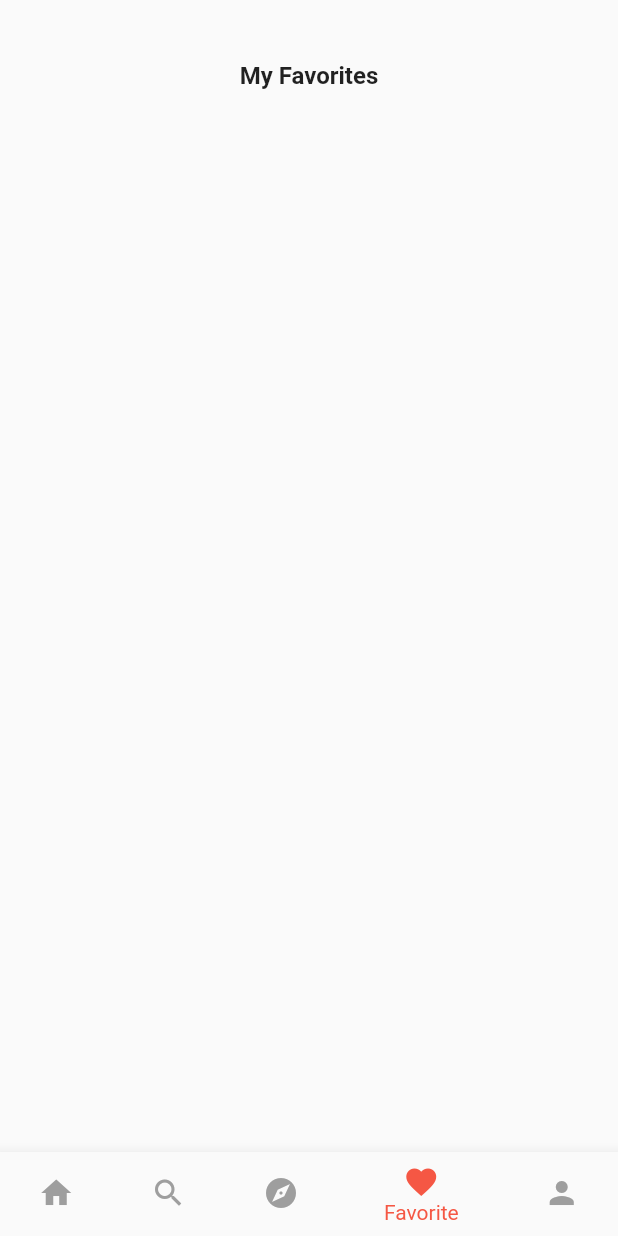
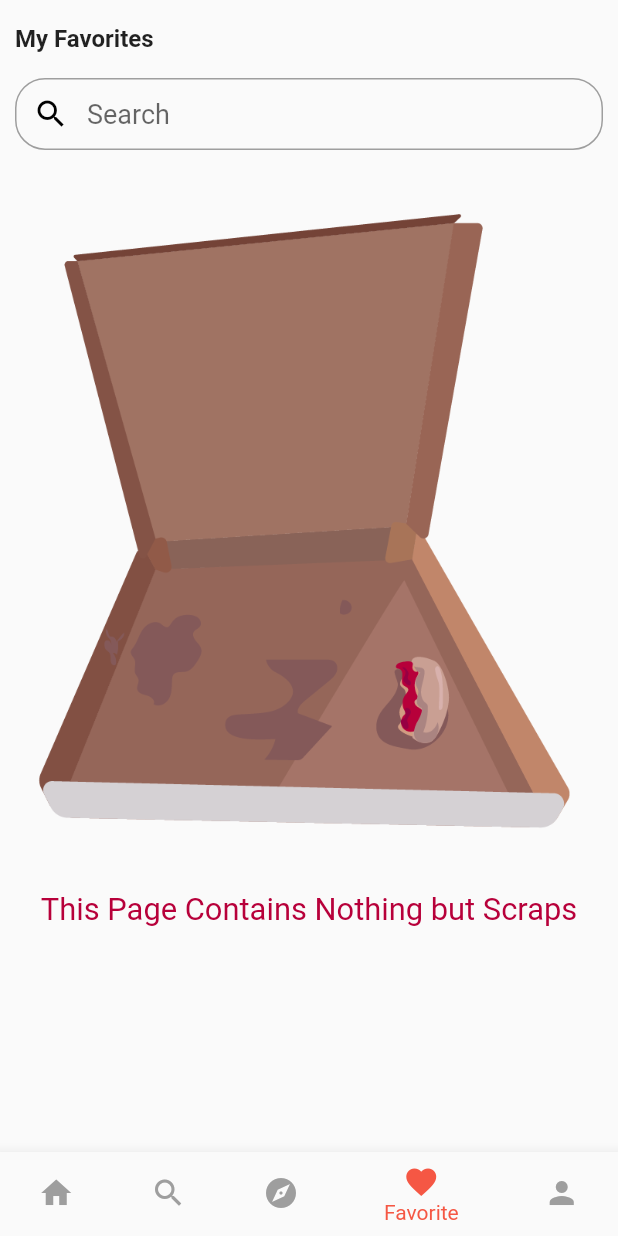
Before and after one commit to Hegazy02/foodcon, a Flutter app: the masterPage screen opened by its route, item 4 of the bottom bar chosen, on a phone screen of 412 x 824 dp. Run offline on Flutter 3.47's test engine with Material 2 defaults, Android fonts, the phone set to English and light mode, and no system bars; our stand-ins replace flutter_staggered_animations, sizer.

Commit message:
favorite page

```diff
--- a/lib/Pages/MainPages/FavoritePage.dart
+++ b/lib/Pages/MainPages/FavoritePage.dart
@@ -13,21 +13,50 @@ class FavoritePage extends StatelessWidget {
 
   @override
   Widget build(BuildContext context) {
-    return Column(
-      crossAxisAlignment: CrossAxisAlignment.center,
+    return ListView(
       children: [
         SizedBox(
-          height: 5.h,
+          height: 2.h,
         ),
-        Text(
+        Padding(
+          padding: EdgeInsets.only(left: 10),
+          child: Text(
             'My Favorites',
             style: TextStyle(fontSize: 16, fontWeight: FontWeight.bold),
           ),
-        Expanded(child: Consumer<FilterProv>(
+        ),
+        SizedBox(
+          height: 2.h,
+        ),
+        Consumer<FilterProv>(
+          builder: (context, valprov, child) {
+            return CustomSearchBar(
+              onChanged: (value) {
+                valprov.searchFav = valprov.fav.where((element) {
+                  return element['title']
+                      .toString()
+                      .startsWith(value.toString());
+                }).toList();
+                valprov.searchFav = value.isEmpty ? [] : valprov.searchFav;
+                print("********${valprov.searchFav}");
+              },
+            );
+          },
+        ),
+        Consumer<FilterProv>(
           builder: (context, value, child) {
-            return AnimationLimiter(
+            List ll = value.searchFav.isEmpty ? value.fav : value.searchFav;
+            return ll.length > 0
+                ? Column(
+                    children: [
+                      SizedBox(
+                        height: 2.h,
+                      ),
+                      AnimationLimiter(
                         child: ListView.builder(
-                itemCount: value.fav.length,
+                          shrinkWrap: true,
+                          physics: ClampingScrollPhysics(),
+                          itemCount: ll.length,
                           padding: EdgeInsets.all(0),
                           itemBuilder: (context, index) {
                             return AnimationConfiguration.staggeredList(
@@ -37,18 +66,25 @@ class FavoritePage extends StatelessWidget {
                                 verticalOffset: 50.0,
                                 child: FadeInAnimation(
                                   child: CustomTile(
-                          title: value.fav[index]['title'],
-                          image: value.fav[index]['image'],
-                          category: value.fav[index]['category'],
-                          chefAvatar: value.fav[index]['chefAvatar'],
-                          chefName: value.fav[index]['chefName'],
-                          isLiked: value.fav[index]['isLiked'],
+                                    title: ll[index]['title'],
+                                    image: ll[index]['image'],
+                                    category: ll[index]['category'],
+                                    chefAvatar: ll[index]['chefAvatar'],
+                                    chefName: ll[index]['chefName'],
+                                    isLiked: ll[index]['isLiked'],
                                     trailing: SizedBox(
                                         width: 60,
                                         child: IconButton(
                                             onPressed: () {
-                                    value.removeFave = value.fav[index];
-                                    print(value.fil2);
+                                              value.removeFave = ll[index];
+                                              if (value.searchFav.isNotEmpty) {
+                                                value.removeSearchFave =
+                                                    ll[index];
+                                              }
+
+                                              print("******${value.searchFav}");
+                                              print("******${ll}");
+                                              print("******${value.fav}");
                                             },
                                             icon: Icon(
                                               Icons.favorite,
@@ -60,9 +96,28 @@ class FavoritePage extends StatelessWidget {
                             );
                           },
                         ),
+                      ),
+                    ],
+                  )
+                : Column(
+                    children: [
+                      SizedBox(
+                        height: 5.h,
+                      ),
+                      Image.asset("assets/images/not found2.png"),
+                      SizedBox(
+                        height: 5.h,
+                      ),
+                      Text(
+                        "This Page Contains Nothing but Scraps",
+                        style: TextStyle(
+                            fontSize: 15.sp, color: Color(0xFFB7003A)),
+                      ),
+                      // Spacer(),
+                    ],
                   );
           },
-        ))
+        )
       ],
     );
   }
--- a/lib/Pages/MainPages/searchPage.dart
+++ b/lib/Pages/MainPages/searchPage.dart
@@ -26,9 +26,7 @@ class _SearchPageState extends State<SearchPage> {
         ),
         Consumer<FilterProv>(
           builder: (context, valprov, child) {
-            return Padding(
-              padding: EdgeInsets.symmetric(horizontal: 10),
-              child: TextField(
+            return CustomSearchBar(
               onChanged: (value) {
                 searchVal = value;
                 valprov.fil2 = autoList.where((element) {
@@ -39,25 +37,6 @@ class _SearchPageState extends State<SearchPage> {
                 valprov.fil2 = searchVal!.isEmpty ? [] : valprov.fil2;
                 print("********${valprov.fil2}");
               },
-                cursorColor: Colors.grey,
-                decoration: InputDecoration(
-                    contentPadding: EdgeInsets.all(0),
-                    // border: InputBorder.none,
-                    enabledBorder: OutlineInputBorder(
-                        borderRadius: BorderRadius.circular(20),
-                        borderSide: BorderSide(width: 1, color: Colors.grey)),
-                    focusedBorder: OutlineInputBorder(
-                        borderRadius: BorderRadius.circular(20),
-                        borderSide: BorderSide(width: 1, color: Colors.grey)),
-                    hintText: "Search",
-                    hintStyle: TextStyle(fontSize: 18),
-                    prefixIcon: IconButton(
-                        onPressed: () {},
-                        icon: Icon(
-                          Icons.search,
-                          color: Colors.black,
-                        ))),
-              ),
             );
           },
         ),
@@ -296,3 +275,36 @@ class CustomTile extends StatelessWidget {
     );
   }
 }
+
+class CustomSearchBar extends StatelessWidget {
+  Function(String)? onChanged;
+  CustomSearchBar({super.key, this.onChanged});
+
+  @override
+  Widget build(BuildContext context) {
+    return Padding(
+      padding: EdgeInsets.symmetric(horizontal: 10),
+      child: TextField(
+        onChanged: onChanged,
+        cursorColor: Colors.grey,
+        decoration: InputDecoration(
+            contentPadding: EdgeInsets.all(0),
+            // border: InputBorder.none,
+            enabledBorder: OutlineInputBorder(
+                borderRadius: BorderRadius.circular(20),
+                borderSide: BorderSide(width: 1, color: Colors.grey)),
+            focusedBorder: OutlineInputBorder(
+                borderRadius: BorderRadius.circular(20),
+                borderSide: BorderSide(width: 1, color: Colors.grey)),
+            hintText: "Search",
+            hintStyle: TextStyle(fontSize: 18),
+            prefixIcon: IconButton(
+                onPressed: () {},
+                icon: Icon(
+                  Icons.search,
+                  color: Colors.black,
+                ))),
+      ),
+    );
+  }
+}
--- a/lib/Providers/filteredList.dart
+++ b/lib/Providers/filteredList.dart
@@ -1,53 +1,66 @@
 import 'package:flutter/material.dart';
 
 class FilterProv extends ChangeNotifier {
-  List page1FilteredList = [];
-  List page2FilteredList = [];
-  List favoritesList = [];
-  int isGridPressed = 1;
-  int isCatePressed = 0;
-  int fullScreenIndex = 0;
+  List _page1FilteredList = [];
+  List _page2FilteredList = [];
+  List _favoritesList = [];
+  List _SearchFavoritesList = [];
+  int _isGridPressed = 1;
+  int _isCatePressed = 0;
+  int _fullScreenIndex = 0;
 
-  List<dynamic> get fil1 => page1FilteredList;
-  List<dynamic> get fil2 => page2FilteredList;
-  List<dynamic> get fav => favoritesList;
-  int get isGird => isGridPressed;
-  int get isCate => isCatePressed;
-  int get ScreenIndex => fullScreenIndex;
+  List<dynamic> get fil1 => _page1FilteredList;
+  List<dynamic> get fil2 => _page2FilteredList;
+  List<dynamic> get fav => _favoritesList;
+  List<dynamic> get searchFav => _SearchFavoritesList;
+  int get isGird => _isGridPressed;
+  int get isCate => _isCatePressed;
+  int get ScreenIndex => _fullScreenIndex;
   set fil1(val) {
-    page1FilteredList = val;
+    _page1FilteredList = val;
     notifyListeners();
   }
 
   set fil2(val) {
-    page2FilteredList = val;
+    _page2FilteredList = val;
     notifyListeners();
   }
 
   set isGird(val) {
-    isGridPressed = val;
+    _isGridPressed = val;
     notifyListeners();
   }
 
   set isCate(val) {
-    isCatePressed = val;
+    _isCatePressed = val;
     notifyListeners();
   }
 
   set ScreenIndex(val) {
-    fullScreenIndex = val;
+    _fullScreenIndex = val;
     notifyListeners();
   }
 
   set addFav(val) {
-    favoritesList.add(val);
-    favoritesList = favoritesList.toSet().toList();
+    _favoritesList.add(val);
+    _favoritesList = _favoritesList.toSet().toList();
     notifyListeners();
   }
 
   set removeFave(val) {
-    favoritesList.remove(val);
-    favoritesList = favoritesList.toSet().toList();
+    _favoritesList.remove(val);
+    _favoritesList = _favoritesList.toSet().toList();
+    notifyListeners();
+  }
+
+  set searchFav(val) {
+    _SearchFavoritesList = val;
+    notifyListeners();
+  }
+
+  set removeSearchFave(val) {
+    _SearchFavoritesList.remove(val);
+    _SearchFavoritesList = _SearchFavoritesList.toSet().toList();
     notifyListeners();
   }
 }
```
Also changed, not shown: lib/Pages/fullScreenCate.dart (+13 -2 lines), assets/images/not found.png (added), assets/images/not found2.png (added). Lines whose indentation alone changed are shown as unchanged.
